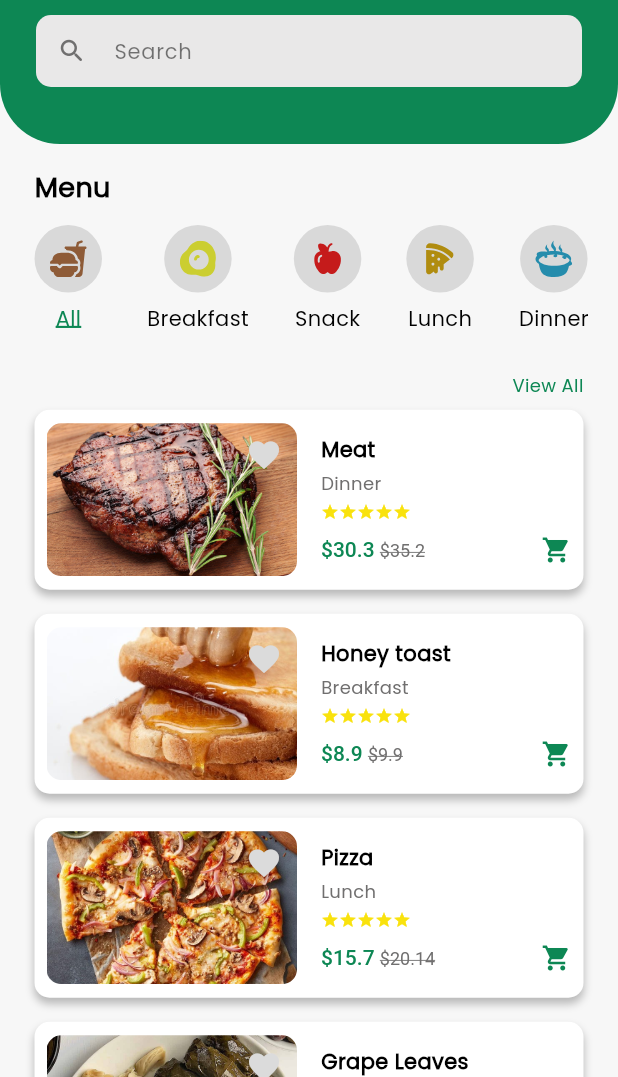
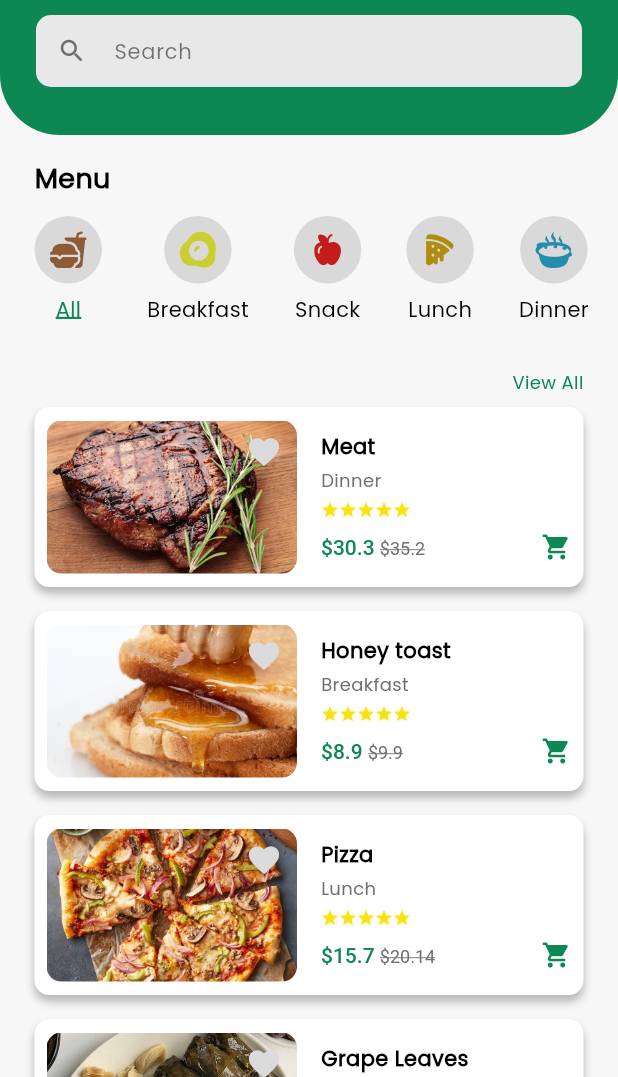
Before and after one commit to aliabdelnaby/iFood, a Flutter app: the HomeView screen opened by its route, on a phone screen of 412 x 824 dp, the part 159-1236 px from its top. Run offline on Flutter 3.47's test engine with Material 3 defaults, Android fonts, the phone set to English and light mode, and no system bars; our stand-ins replace flutter_svg, go_router.

Commit message:
Fix height app bar issue & create Product Details View

```diff
--- a/lib/core/router/app_router.dart
+++ b/lib/core/router/app_router.dart
@@ -1,4 +1,5 @@
 import 'package:go_router/go_router.dart';
+import 'package:ifood/features/home/presentation/view/product_details_view.dart';
 import '../../features/home/presentation/widget/nav_bar_widgets.dart';
 import '../../features/home/presentation/view/home_view.dart';
 import '../../features/splash/splash.dart';
@@ -23,5 +24,9 @@ final GoRouter router = GoRouter(
       path: '/home',
       builder: (context, state) => const HomeView(),
     ),
+    GoRoute(
+      path: '/productDetails',
+      builder: (context, state) => const ProductDetailsView(),
+    ),
   ],
 );
--- a/lib/features/home/presentation/view/home_view.dart
+++ b/lib/features/home/presentation/view/home_view.dart
@@ -16,13 +16,9 @@ class HomeView extends StatelessWidget {
         body: Column(
           crossAxisAlignment: CrossAxisAlignment.start,
           children: [
-            Expanded(
-              flex: 1,
-              child: CustomAppBarSection(username: username),
-            ),
+            CustomAppBarSection(username: username),
             const SizedBox(height: 16),
             const Expanded(
-              flex: 3,
               child: HomeViewBody(),
             ),
           ],
--- a/lib/features/home/presentation/widget/home_view_body.dart
+++ b/lib/features/home/presentation/widget/home_view_body.dart
@@ -1,4 +1,5 @@
 import 'package:flutter/material.dart';
+import 'package:go_router/go_router.dart';
 import '../../../../core/utils/app_colors.dart';
 import '../../../../core/utils/app_text_styles.dart';
 import '../../data/data_source/all_products_list.dart';
@@ -55,7 +56,7 @@ class _HomeViewBodyState extends State<HomeViewBody> {
               ),
               const SizedBox(height: 12),
               SizedBox(
-                height: MediaQuery.of(context).size.height * 0.09,
+                height: MediaQuery.of(context).size.height * 0.1,
                 child: ListView.separated(
                   clipBehavior: Clip.none,
                   scrollDirection: Axis.horizontal,
@@ -75,14 +76,24 @@ class _HomeViewBodyState extends State<HomeViewBody> {
             ],
           ),
         ),
-        const SizedBox(height: 24),
+        const SizedBox(height: 20),
         const ViewAllWidget(),
         Expanded(
           child: ListView.builder(
             itemCount: _selectedProductList.length,
             itemBuilder: (context, index) {
-              return HomeProductItem(
-                product: _selectedProductList[index],
+              return InkWell(
+                onTap: () {
+                  GoRouter.of(context).push(
+                    '/productDetails',
+                    extra: {
+                      'product': _selectedProductList[index],
+                    },
+                  );
+                },
+                child: HomeProductItem(
+                  product: _selectedProductList[index],
+                ),
               );
             },
           ),
```
Also changed, not shown: lib/features/home/presentation/view/product_details_view.dart (added, +12 -0 lines).
